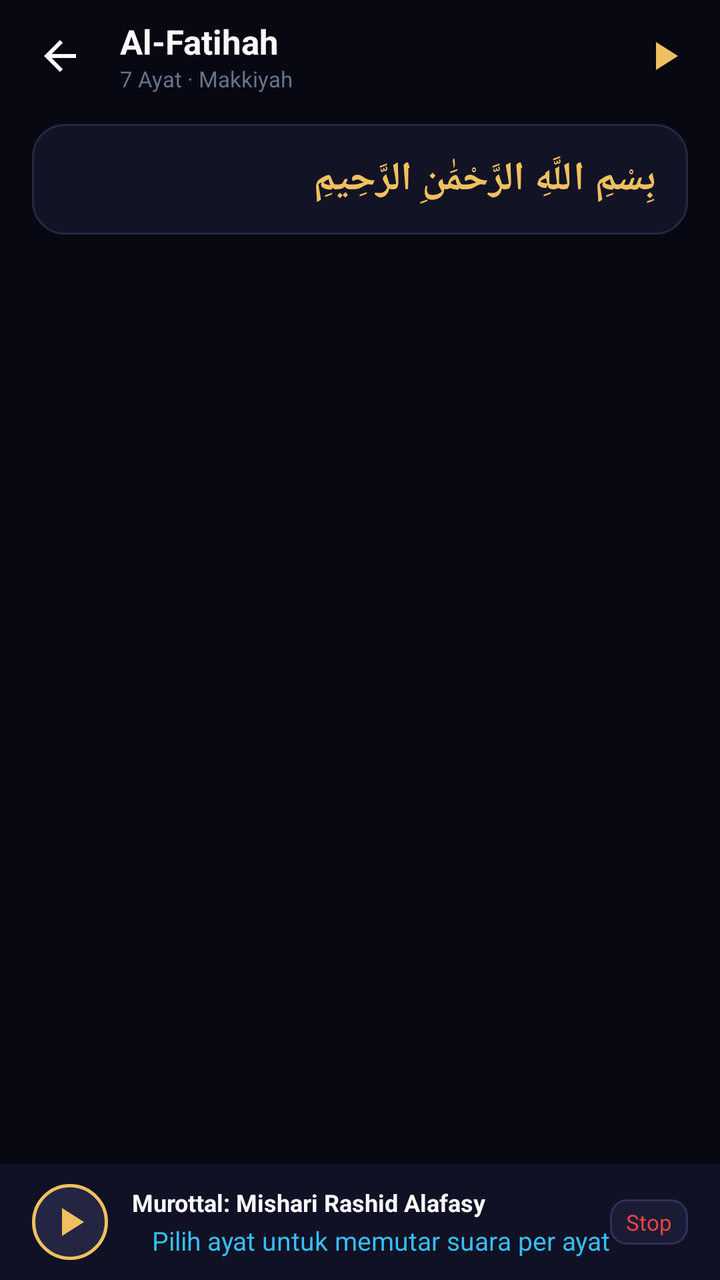
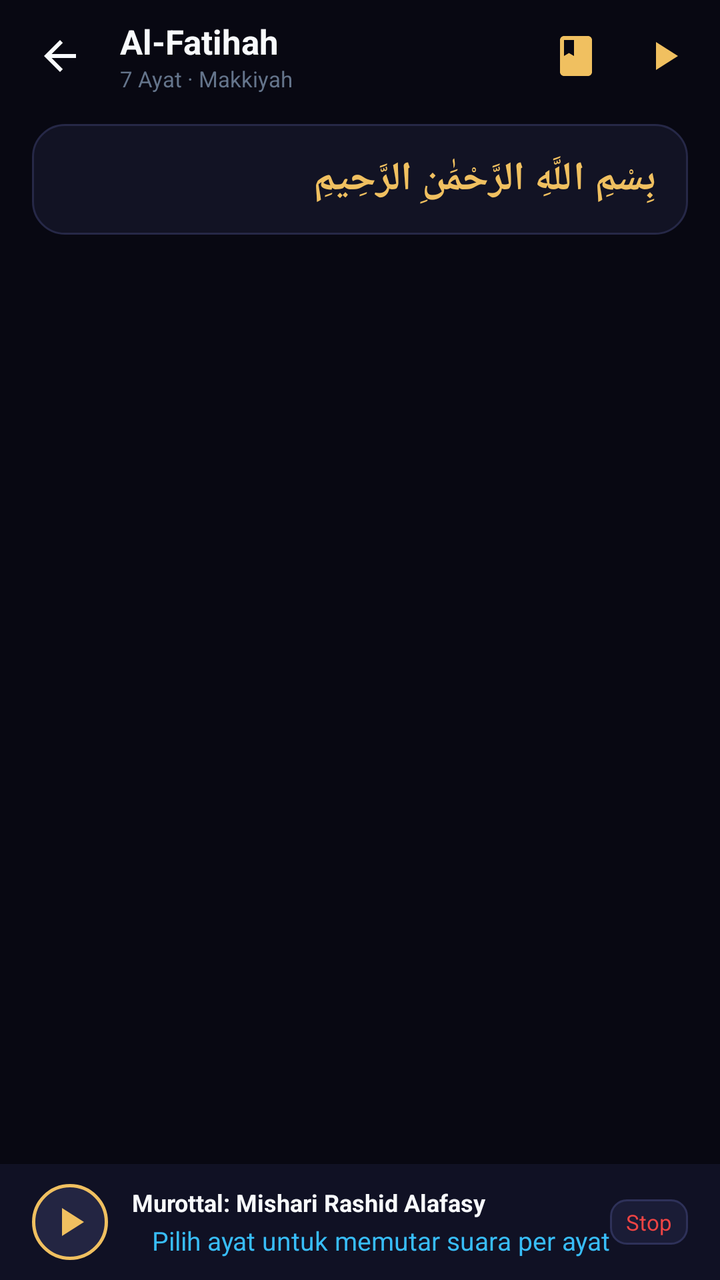

An Android layout rendered at two revisions. The XML below is the earlier revision; the diff shows what the commit changed to produce the second picture.
<!-- AndroidManifest.xml: activity theme AppTheme.NoActionBar -->
<!-- res/layout/activity_surah.xml -->
<?xml version="1.0" encoding="utf-8"?>
<RelativeLayout xmlns:android="http://schemas.android.com/apk/res/android"
    android:layout_width="match_parent"
    android:layout_height="match_parent"
    android:background="@color/bg_main">

    
    <LinearLayout
        android:layout_width="match_parent"
        android:layout_height="match_parent"
        android:orientation="vertical"
        android:layout_above="@id/bottom_player_bar">

        
        <LinearLayout
            android:layout_width="match_parent"
            android:layout_height="56dp"
            android:orientation="horizontal"
            android:gravity="center_vertical"
            android:paddingHorizontal="8dp"
            android:background="@color/bg_main">

            <ImageButton
                android:id="@+id/btn_back"
                android:layout_width="44dp"
                android:layout_height="44dp"
                android:background="?attr/selectableItemBackgroundBorderless"
                android:src="@drawable/ic_arrow_back"
                android:contentDescription="Kembali" />

            <LinearLayout
                android:layout_width="0dp"
                android:layout_height="wrap_content"
                android:layout_weight="1"
                android:orientation="vertical"
                android:layout_marginStart="8dp">

                <TextView
                    android:id="@+id/tv_title_surah"
                    android:layout_width="wrap_content"
                    android:layout_height="wrap_content"
                    android:text="Al-Fatihah"
                    android:textColor="@color/text_primary"
                    android:textSize="17sp"
                    android:textStyle="bold" />

                <TextView
                    android:id="@+id/tv_subtitle_surah"
                    android:layout_width="wrap_content"
                    android:layout_height="wrap_content"
                    android:text="7 Ayat · Makkiyah"
                    android:textColor="@color/text_muted"
                    android:textSize="11sp" />
            </LinearLayout>

            
            <ImageButton
                android:id="@+id/btn_surah_audio"
                android:layout_width="40dp"
                android:layout_height="40dp"
                android:background="?attr/selectableItemBackgroundBorderless"
                android:src="@drawable/ic_play_arrow"
                android:contentDescription="Putar Surah" />
        </LinearLayout>

        
        <LinearLayout
            android:id="@+id/card_bismillah"
            android:layout_width="match_parent"
            android:layout_height="wrap_content"
            android:layout_marginHorizontal="16dp"
            android:layout_marginVertical="6dp"
            android:background="@drawable/bg_card_surah"
            android:gravity="right"
            android:layoutDirection="rtl"
            android:paddingVertical="14dp"
            android:paddingHorizontal="16dp">

            <TextView
                android:id="@+id/tv_bismillah"
                android:layout_width="match_parent"
                android:layout_height="wrap_content"
                android:gravity="right"
                android:layoutDirection="rtl"
                android:textDirection="rtl"
                android:textAlignment="textStart"
                android:text="بِسْمِ اللَّهِ الرَّحْمَٰنِ الرَّحِيمِ"
                android:textColor="@color/gold_primary"
                android:textSize="20sp"
                android:textStyle="bold" />
        </LinearLayout>

        
        <androidx.recyclerview.widget.RecyclerView
            android:id="@+id/rv_ayahs"
            android:layout_width="match_parent"
            android:layout_height="0dp"
            android:layout_weight="1"
            android:clipToPadding="false"
            android:paddingBottom="12dp" />

    </LinearLayout>

    
    <LinearLayout
        android:id="@+id/bottom_player_bar"
        android:layout_width="match_parent"
        android:layout_height="wrap_content"
        android:layout_alignParentBottom="true"
        android:background="#101124"
        android:orientation="vertical"
        android:paddingHorizontal="16dp"
        android:paddingVertical="10dp"
        android:elevation="8dp">

        <LinearLayout
            android:layout_width="match_parent"
            android:layout_height="wrap_content"
            android:orientation="horizontal"
            android:gravity="center_vertical">

            <ImageButton
                android:id="@+id/btn_player_toggle"
                android:layout_width="38dp"
                android:layout_height="38dp"
                android:background="@drawable/bg_badge_number"
                android:src="@drawable/ic_play_arrow"
                android:contentDescription="Putar / Jeda" />

            <LinearLayout
                android:layout_width="0dp"
                android:layout_height="wrap_content"
                android:layout_weight="1"
                android:layout_marginStart="12dp"
                android:orientation="vertical">

                <TextView
                    android:id="@+id/tv_player_status"
                    android:layout_width="wrap_content"
                    android:layout_height="wrap_content"
                    android:text="Murottal: Mishari Rashid Alafasy"
                    android:textColor="@color/text_primary"
                    android:textSize="12sp"
                    android:textStyle="bold" />

                <TextView
                    android:id="@+id/tv_player_current"
                    android:layout_width="match_parent"
                    android:layout_height="wrap_content"
                    android:layout_marginTop="2dp"
                    android:gravity="right"
                    android:layoutDirection="rtl"
                    android:textDirection="rtl"
                    android:textAlignment="textStart"
                    android:text="Pilih ayat untuk memutar suara per ayat"
                    android:textColor="@color/cyan_accent"
                    android:textSize="13sp" />
            </LinearLayout>

            <TextView
                android:id="@+id/btn_player_stop"
                android:layout_width="wrap_content"
                android:layout_height="wrap_content"
                android:background="@drawable/bg_chip_action"
                android:paddingHorizontal="8dp"
                android:paddingVertical="4dp"
                android:text="Stop"
                android:textColor="@color/red_error"
                android:textSize="11sp" />
        </LinearLayout>

    </LinearLayout>

</RelativeLayout>
<!-- resources referenced by this layout -->
<resources>
  <color name="bg_main">#080812</color>
  <color name="cyan_accent">#38BDF8</color>
  <color name="gold_primary">#F0C060</color>
  <color name="red_error">#EF4444</color>
  <color name="text_muted">#64748B</color>
  <color name="text_primary">#F8FAFC</color>
  <!-- drawable bg_badge_number (drawable) -->
  <?xml version="1.0" encoding="utf-8"?>
  <shape xmlns:android="http://schemas.android.com/apk/res/android"
      android:shape="oval">
      <solid android:color="#232542" />
      <stroke android:width="1.5dp" android:color="@color/gold_primary" />
  </shape>
  <!-- drawable bg_card_surah (drawable) -->
  <?xml version="1.0" encoding="utf-8"?>
  <shape xmlns:android="http://schemas.android.com/apk/res/android"
      android:shape="rectangle">
      <solid android:color="@color/bg_card" />
      <corners android:radius="16dp" />
      <stroke android:width="1dp" android:color="@color/border_color" />
  </shape>
  <!-- drawable bg_chip_action (drawable) -->
  <?xml version="1.0" encoding="utf-8"?>
  <shape xmlns:android="http://schemas.android.com/apk/res/android"
      android:shape="rectangle">
      <solid android:color="#1A1C36" />
      <corners android:radius="8dp" />
      <stroke android:width="1dp" android:color="#2E3159" />
  </shape>
  <!-- drawable ic_arrow_back (drawable) -->
  <vector xmlns:android="http://schemas.android.com/apk/res/android"
      android:width="24dp"
      android:height="24dp"
      android:viewportWidth="24"
      android:viewportHeight="24">
    <path
        android:fillColor="@color/text_primary"
        android:pathData="M20,11H7.83l5.59,-5.59L12,4l-8,8 8,8 1.41,-1.41L7.83,13H20v-2z"/>
  </vector>
  <!-- drawable ic_play_arrow (drawable) -->
  <vector xmlns:android="http://schemas.android.com/apk/res/android"
      android:width="24dp"
      android:height="24dp"
      android:viewportWidth="24"
      android:viewportHeight="24">
    <path
        android:fillColor="@color/gold_primary"
        android:pathData="M8,5v14l11,-7z"/>
  </vector>
  <style name="AppTheme.NoActionBar" parent="AppTheme">
          <item name="windowActionBar">false</item>
          <item name="windowNoTitle">true</item>
      </style>
  <color name="bg_card">#121324</color>
  <color name="border_color">#262847</color>
  <!-- unchanged entries left out for length: 1 -->
</resources>

<!-- the commit's change to res/layout/activity_surah.xml (unified diff, before → after) -->
@@ -52,6 +52,16 @@
                     android:textColor="@color/text_muted"
                     android:textSize="11sp" />
             </LinearLayout>
+
+            
+            <ImageButton
+                android:id="@+id/btn_toggle_view_mode"
+                android:layout_width="40dp"
+                android:layout_height="40dp"
+                android:background="?attr/selectableItemBackgroundBorderless"
+                android:src="@drawable/ic_view_page"
+                android:contentDescription="Ganti Mode Tampilan"
+                android:layout_marginEnd="4dp" />
 
             
             <ImageButton
@@ -97,7 +107,268 @@
             android:layout_height="0dp"
             android:layout_weight="1"
             android:clipToPadding="false"
-            android:paddingBottom="12dp" />
+            android:paddingBottom="12dp"
+            android:visibility="visible" />
+
+        
+        <androidx.recyclerview.widget.RecyclerView
+            android:id="@+id/rv_pages"
+            android:layout_width="match_parent"
+            android:layout_height="0dp"
+            android:layout_weight="1"
+            android:clipToPadding="false"
+            android:paddingBottom="12dp"
+            android:visibility="gone" />
+
+    </LinearLayout>
+
+    
+    <LinearLayout
+        android:id="@+id/layout_page_action_sheet"
+        android:layout_width="match_parent"
+        android:layout_height="wrap_content"
+        android:layout_above="@id/bottom_player_bar"
+        android:background="#161830"
+        android:orientation="vertical"
+        android:padding="12dp"
+        android:visibility="gone"
+        android:elevation="10dp">
+
+        <LinearLayout
+            android:layout_width="match_parent"
+            android:layout_height="wrap_content"
+            android:orientation="horizontal"
+            android:gravity="center_vertical"
+            android:layout_marginBottom="6dp">
+
+            <TextView
+                android:id="@+id/tv_sheet_ayah_badge"
+                android:layout_width="wrap_content"
+                android:layout_height="wrap_content"
+                android:background="@drawable/bg_badge_number"
+                android:paddingHorizontal="10dp"
+                android:paddingVertical="3dp"
+                android:text="Ayat 1"
+                android:textColor="@color/gold_primary"
+                android:textSize="12sp"
+                android:textStyle="bold" />
+
+            <TextView
+                android:id="@+id/tv_sheet_indo"
+                android:layout_width="0dp"
+                android:layout_height="wrap_content"
+                android:layout_weight="1"
+                android:layout_marginHorizontal="10dp"
+                android:maxLines="2"
+                android:ellipsize="end"
+                android:text="Dengan nama Allah Yang Maha Pengasih..."
+                android:textColor="@color/text_secondary"
+                android:textSize="11sp" />
+
+            <ImageButton
+                android:id="@+id/btn_sheet_close"
+                android:layout_width="32dp"
+                android:layout_height="32dp"
+                android:background="?attr/selectableItemBackgroundBorderless"
+                android:src="@drawable/ic_close"
+                android:contentDescription="Tutup" />
+        </LinearLayout>
+
+        
+        <LinearLayout
+            android:layout_width="match_parent"
+            android:layout_height="wrap_content"
+            android:orientation="horizontal">
+
+            <TextView
+                android:id="@+id/btn_sheet_dengar"
+                android:layout_width="0dp"
+                android:layout_height="wrap_content"
+                android:layout_weight="1"
+                android:background="@drawable/bg_chip_action"
+                android:gravity="center"
+                android:paddingVertical="8dp"
+                android:text="🎧 Dengar"
+                android:textColor="@color/cyan_accent"
+                android:textSize="11sp"
+                android:layout_marginEnd="4dp" />
+
+            <TextView
+                android:id="@+id/btn_sheet_kosakata"
+                android:layout_width="0dp"
+                android:layout_height="wrap_content"
+                android:layout_weight="1"
+                android:background="@drawable/bg_chip_action"
+                android:gravity="center"
+                android:paddingVertical="8dp"
+                android:text="📖 Kosakata"
+                android:textColor="@color/gold_light"
+                android:textSize="11sp"
+                android:layout_marginEnd="4dp" />
+
+            <TextView
+                android:id="@+id/btn_sheet_hafal"
+                android:layout_width="0dp"
+                android:layout_height="wrap_content"
+                android:layout_weight="1"
+                android:background="@drawable/bg_chip_action"
+                android:gravity="center"
+                android:paddingVertical="8dp"
+                android:text="🧠 Hafal"
+                android:textColor="@color/purple_accent"
+                android:textSize="11sp"
+                android:layout_marginEnd="4dp" />
+
+            <TextView
+                android:id="@+id/btn_sheet_tulis"
+                android:layout_width="0dp"
+                android:layout_height="wrap_content"
+                android:layout_weight="1"
+                android:background="@drawable/bg_chip_action"
+                android:gravity="center"
+                android:paddingVertical="8dp"
+                android:text="✍️ Tulis"
+                android:textColor="@color/emerald"
+                android:textSize="11sp"
+                android:layout_marginEnd="4dp" />
+
+            <TextView
+                android:id="@+id/btn_sheet_tafsir"
+                android:layout_width="0dp"
+                android:layout_height="wrap_content"
+                android:layout_weight="1"
+                android:background="@drawable/bg_chip_action"
+                android:gravity="center"
+                android:paddingVertical="8dp"
+                android:text="📚 Tafsir"
+                android:textColor="@color/gold_primary"
+                android:textSize="11sp" />
+        </LinearLayout>
+    </LinearLayout>
+
+    
+    <LinearLayout
+        android:id="@+id/layout_page_hafalan_footer"
+        android:layout_width="match_parent"
+        android:layout_height="wrap_content"
+        android:layout_alignParentBottom="true"
+        android:background="#121326"
+        android:orientation="vertical"
+        android:paddingHorizontal="12dp"
+        android:paddingVertical="8dp"
+        android:elevation="14dp"
+        android:visibility="gone">
+
+        <LinearLayout
+            android:layout_width="match_parent"
+            android:layout_height="wrap_content"
+            android:orientation="horizontal"
+            android:gravity="center_vertical">
+
+            
+            <LinearLayout
+                android:layout_width="0dp"
+                android:layout_height="wrap_content"
+                android:layout_weight="1"
+                android:orientation="vertical">
+
+                <LinearLayout
+                    android:layout_width="wrap_content"
+                    android:layout_height="wrap_content"
+                    android:orientation="horizontal"
+                    android:gravity="center_vertical">
+
+                    <TextView
+                        android:id="@+id/tv_footer_hafal_badge"
+                        android:layout_width="wrap_content"
+                        android:layout_height="wrap_content"
+                        android:background="@drawable/bg_badge_number"
+                        android:paddingHorizontal="8dp"
+                        android:paddingVertical="2dp"
+                        android:text="🧠 Ayat 1"
+                        android:textColor="@color/purple_accent"
+                        android:textSize="11sp"
+                        android:textStyle="bold"
+                        android:layout_marginEnd="6dp" />
+
+                    <TextView
+                        android:id="@+id/tv_footer_hafal_indicator"
+                        android:layout_width="wrap_content"
+                        android:layout_height="wrap_content"
+                        android:text="Siap"
+                        android:textColor="@color/emerald"
+                        android:textSize="10sp"
+                        android:textStyle="bold" />
+                </LinearLayout>
+
+                <TextView
+                    android:id="@+id/tv_footer_hafal_status"
+                    android:layout_width="wrap_content"
+                    android:layout_height="wrap_content"
+                    android:text="Ketuk mic untuk rekam (bisa jeda nafas)"
+                    android:textColor="@color/text_muted"
+                    android:textSize="11sp"
+                    android:maxLines="1"
+                    android:ellipsize="end"
+                    android:layout_marginTop="2dp" />
+            </LinearLayout>
+
+            
+            <ImageButton
+                android:id="@+id/btn_footer_hafal_mic"
+                android:layout_width="44dp"
+                android:layout_height="44dp"
+                android:background="@drawable/bg_badge_number"
+                android:src="@drawable/ic_mic"
+                android:contentDescription="Rekam Hafalan"
+                android:layout_marginHorizontal="6dp" />
+
+            
+            <ImageButton
+                android:id="@+id/btn_footer_hafal_play"
+                android:layout_width="36dp"
+                android:layout_height="36dp"
+                android:background="?attr/selectableItemBackgroundBorderless"
+                android:src="@drawable/ic_play_arrow"
+                android:contentDescription="Dengar Contoh"
+                android:layout_marginEnd="2dp" />
+
+            
+            <TextView
+                android:id="@+id/btn_footer_hafal_eye"
+                android:layout_width="wrap_content"
+                android:layout_height="wrap_content"
+                android:background="@drawable/bg_chip_action"
+                android:paddingHorizontal="8dp"
+                android:paddingVertical="6dp"
+                android:text="👁️ Tutup"
+                android:textColor="@color/gold_light"
+                android:textSize="10sp"
+                android:layout_marginEnd="4dp" />
+
+            
+            <TextView
+                android:id="@+id/btn_footer_hafal_done"
+                android:layout_width="wrap_content"
+                android:layout_height="wrap_content"
+                android:background="@drawable/bg_chip_action"
+                android:paddingHorizontal="10dp"
+                android:paddingVertical="6dp"
+                android:text="✓ Nilai"
+                android:textColor="@color/emerald"
+                android:textSize="11sp"
+                android:textStyle="bold"
+                android:layout_marginEnd="4dp" />
+
+            
+            <ImageButton
+                android:id="@+id/btn_footer_hafal_close"
+                android:layout_width="32dp"
+                android:layout_height="32dp"
+                android:background="?attr/selectableItemBackgroundBorderless"
+                android:src="@drawable/ic_close"
+                android:contentDescription="Tutup Hafalan" />
+        </LinearLayout>
 
     </LinearLayout>
 
<!-- resource entries referenced after the edit -->
@@ -2,10 +2,14 @@
 <resources>
   <color name="bg_main">#080812</color>
   <color name="cyan_accent">#38BDF8</color>
+  <color name="emerald">#10B981</color>
+  <color name="gold_light">#FDE68A</color>
   <color name="gold_primary">#F0C060</color>
+  <color name="purple_accent">#A78BFA</color>
   <color name="red_error">#EF4444</color>
   <color name="text_muted">#64748B</color>
   <color name="text_primary">#F8FAFC</color>
+  <color name="text_secondary">#94A3B8</color>
   <!-- drawable bg_badge_number (drawable) -->
   <?xml version="1.0" encoding="utf-8"?>
   <shape xmlns:android="http://schemas.android.com/apk/res/android"
@@ -39,6 +43,26 @@
         android:fillColor="@color/text_primary"
         android:pathData="M20,11H7.83l5.59,-5.59L12,4l-8,8 8,8 1.41,-1.41L7.83,13H20v-2z"/>
   </vector>
+  <!-- drawable ic_close (drawable) -->
+  <vector xmlns:android="http://schemas.android.com/apk/res/android"
+      android:width="24dp"
+      android:height="24dp"
+      android:viewportWidth="24"
+      android:viewportHeight="24">
+    <path
+        android:fillColor="#9999BB"
+        android:pathData="M19,6.41L17.59,5 12,10.59 6.41,5 5,6.41 10.59,12 5,17.59 6.41,19 12,13.41 17.59,19 19,17.59 13.41,12z"/>
+  </vector>
+  <!-- drawable ic_mic (drawable) -->
+  <vector xmlns:android="http://schemas.android.com/apk/res/android"
+      android:width="24dp"
+      android:height="24dp"
+      android:viewportWidth="24"
+      android:viewportHeight="24">
+    <path
+        android:fillColor="@color/text_primary"
+        android:pathData="M12,14c1.66,0 3,-1.34 3,-3V5c0,-1.66 -1.34,-3 -3,-3S9,3.34 9,5v6c0,1.66 1.34,3 3,3zm-1,-9c0,-0.55 0.45,-1 1,-1s1,0.45 1,1v6c0,0.55 -0.45,1 -1,1s-1,-0.45 -1,-1V5zm6,6c0,2.76 -2.24,5 -5,5s-5,-2.24 -5,-5H5c0,3.53 2.61,6.43 6,6.92V21h2v-3.08c3.39,-0.49 6,-3.39 6,-6.92h-2z"/>
+  </vector>
   <!-- drawable ic_play_arrow (drawable) -->
   <vector xmlns:android="http://schemas.android.com/apk/res/android"
       android:width="24dp"
@@ -49,6 +73,16 @@
         android:fillColor="@color/gold_primary"
         android:pathData="M8,5v14l11,-7z"/>
   </vector>
+  <!-- drawable ic_view_page (drawable) -->
+  <vector xmlns:android="http://schemas.android.com/apk/res/android"
+      android:width="24dp"
+      android:height="24dp"
+      android:viewportWidth="24"
+      android:viewportHeight="24">
+    <path
+        android:fillColor="@color/gold_primary"
+        android:pathData="M18,2H6c-1.1,0 -2,0.9 -2,2v16c0,1.1 0.9,2 2,2h12c1.1,0 2,-0.9 2,-2V4c0,-1.1 -0.9,-2 -2,-2zM6,4h5v8l-2.5,-1.5L6,12V4z"/>
+  </vector>
   <style name="AppTheme.NoActionBar" parent="AppTheme">
           <item name="windowActionBar">false</item>
           <item name="windowNoTitle">true</item>
